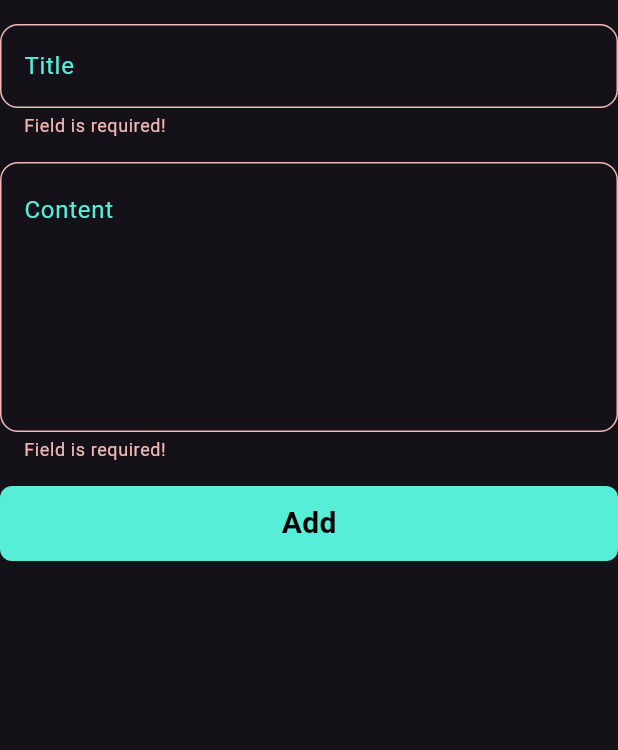
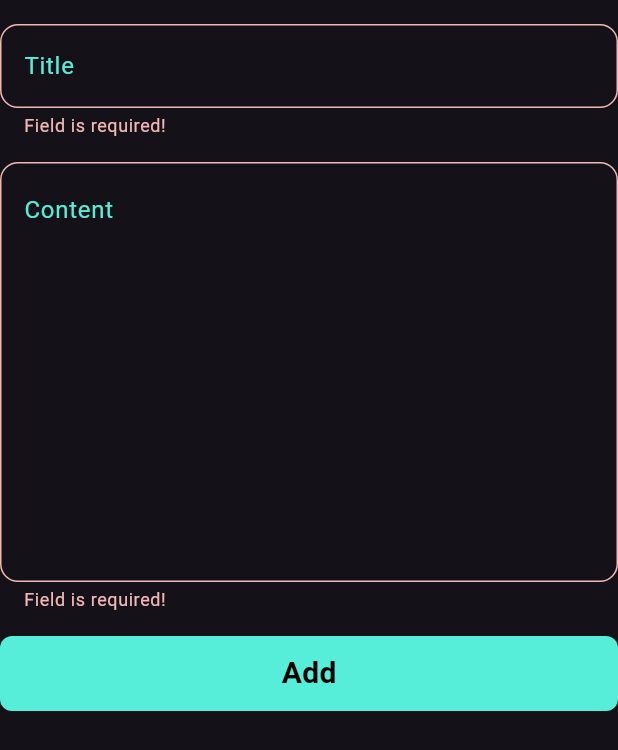
Before and after one commit to AdhamElagaty/Notes_App, a Flutter app: the AddNoteForm widget shown alone on an empty page, opened directly, after a tap on "Add", on a phone screen of 412 x 824 dp. Shown: the top 750 px of the screen. Run offline on Flutter 3.47's test engine with Material 3 defaults, Android fonts, the phone set to English and light mode, and no system bars; our stand-ins replace bloc, flutter_bloc, font_awesome_flutter, hive, hive_flutter, modal_progress_hud_nsn; accounts and stored records are empty.

Commit message:
Add BlocConsumer to AddNoteBottomSheetBody and create blocObserver

```diff
--- a/lib/main.dart
+++ b/lib/main.dart
@@ -4,13 +4,15 @@ import 'package:hive_flutter/adapters.dart';
 import 'package:notes_app/constants.dart';
 import 'package:notes_app/cubits/add_note_cubit/add_note_cubit.dart';
 import 'package:notes_app/models/note_model.dart';
+import 'package:notes_app/simple_bloc_observer.dart';
 import 'package:notes_app/views/edit_note_view.dart';
 import 'package:notes_app/views/notes_view.dart';
 
 void main() async {
   await Hive.initFlutter();
-  await Hive.openBox(kNotesBox);
+  await Hive.openBox<NoteModel>(kNotesBox);
   Hive.registerAdapter(NoteModelAdapter());
+  Bloc.observer = SimpleBlocObserver();
 
   runApp(const NotesApp());
 }
--- a/lib/views/widgets/add_note_form.dart
+++ b/lib/views/widgets/add_note_form.dart
@@ -1,4 +1,7 @@
 import 'package:flutter/material.dart';
+import 'package:flutter_bloc/flutter_bloc.dart';
+import 'package:notes_app/cubits/add_note_cubit/add_note_cubit.dart';
+import 'package:notes_app/models/note_model.dart';
 import 'package:notes_app/views/widgets/custome_button.dart';
 import 'package:notes_app/views/widgets/custome_text_field.dart';
 
@@ -40,7 +43,7 @@ class _AddNoteFormState extends State<AddNoteForm> {
             child: CustomeTextField(
               hintText: "Write Here....",
               labelText: "Content",
-              height: 200,
+              height: 300,
               onSaved: (value) {
                 subTitle = value;
               },
@@ -51,6 +54,13 @@ class _AddNoteFormState extends State<AddNoteForm> {
             onTap: () {
               if (formKey.currentState!.validate()) {
                 formKey.currentState!.save();
+                NoteModel noteModel = NoteModel(
+                  title: title!,
+                  subTitle: subTitle!,
+                  date: DateTime.now().toString(),
+                  color: Colors.blue.value,
+                );
+                BlocProvider.of<AddNoteCubit>(context).addNote(noteModel);
               } else {
                 autovalidateMode = AutovalidateMode.always;
                 setState(() {});
--- a/pubspec.yaml
+++ b/pubspec.yaml
@@ -35,6 +35,7 @@ dependencies:
   font_awesome_flutter: ^10.7.0
   hive: ^2.2.3
   hive_flutter: ^1.1.0
+  modal_progress_hud_nsn: ^0.5.1
 
 dev_dependencies:
   build_runner: ^2.4.8
```
Also changed, not shown: lib/simple_bloc_observer.dart (added, +34 -0 lines), lib/views/widgets/add_bottom_sheet_body.dart (+14 -1 lines), pubspec.lock.
